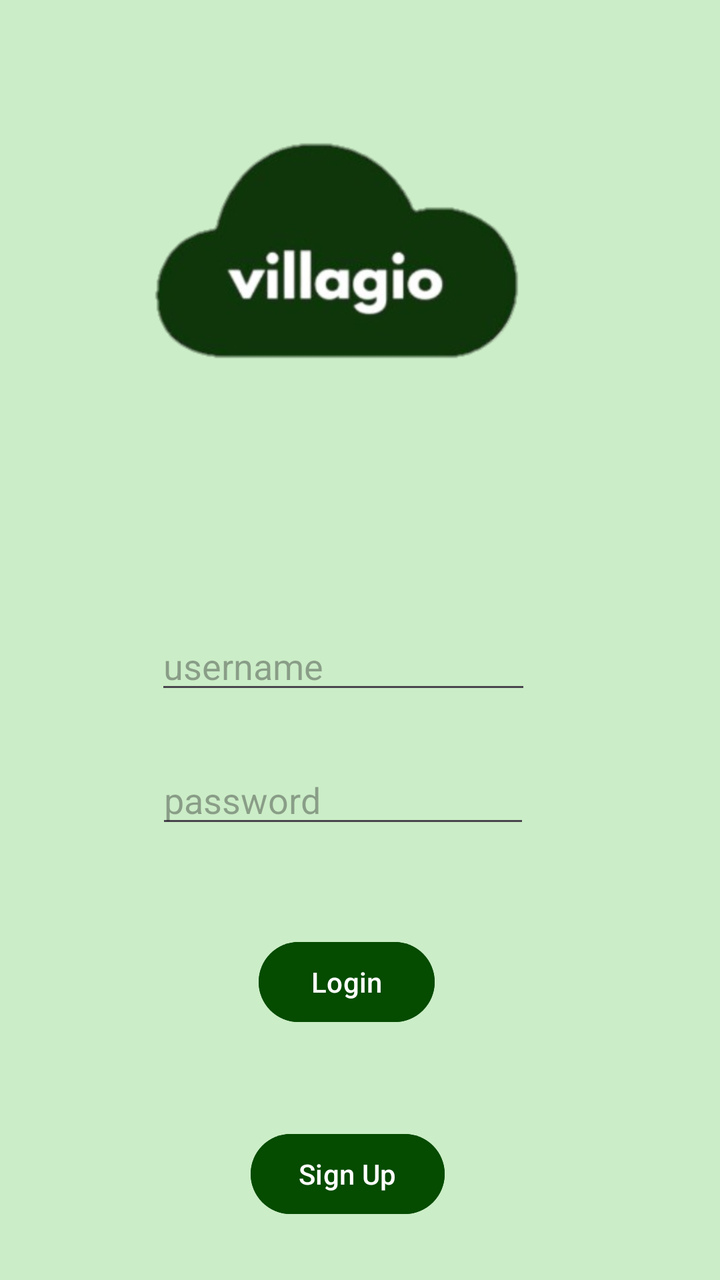
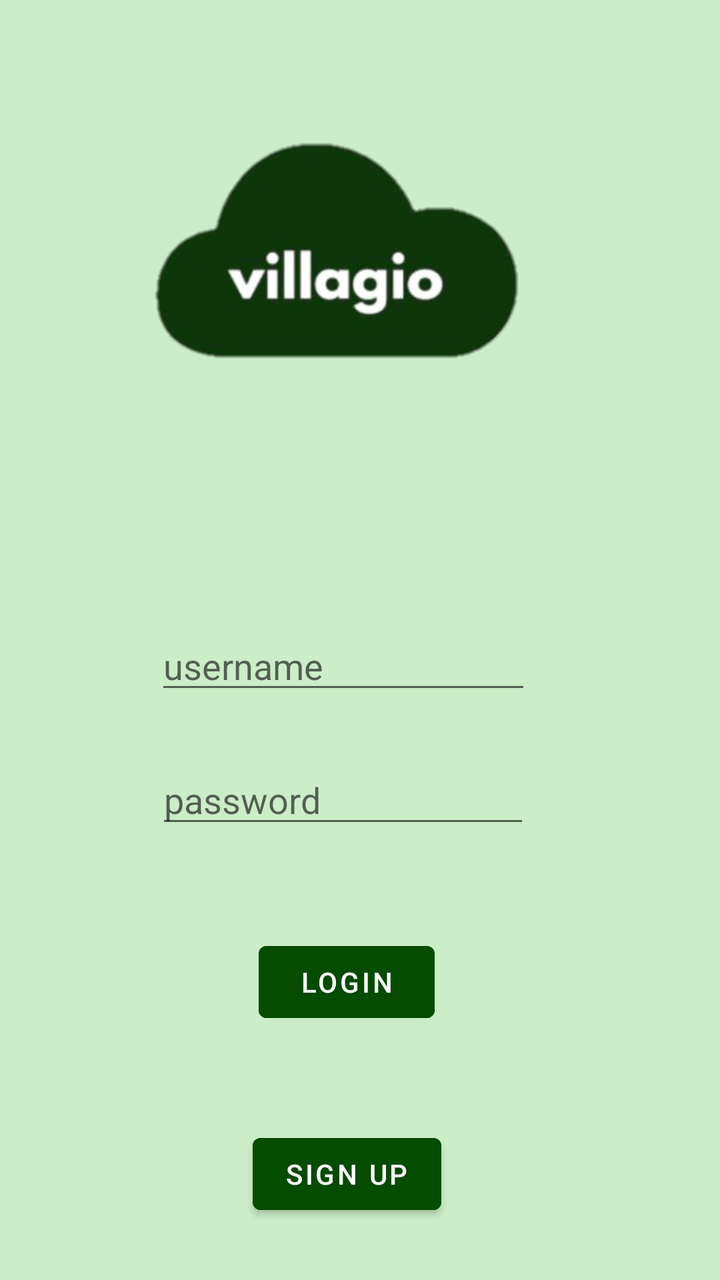

The first picture is an Android layout as it rendered before a commit; the second is the same layout after the commit. The layout source and the unified diff follow.
<!-- AndroidManifest.xml: application theme Theme.Elincortis -->
<!-- res/layout/activity_auth.xml -->
<?xml version="1.0" encoding="utf-8"?>
<androidx.constraintlayout.widget.ConstraintLayout
    xmlns:android="http://schemas.android.com/apk/res/android"
    xmlns:tools="http://schemas.android.com/tools"
    xmlns:app="http://schemas.android.com/apk/res-auto"
    android:id="@+id/main"
    android:layout_width="match_parent"
    android:layout_height="match_parent"
    android:background="#CBEDC7"
    tools:context=".pertemuan6.AuthActivity">

    <ImageView
        android:id="@+id/imageView2"
        android:layout_width="0dp"
        android:layout_height="216dp"
        app:layout_constraintBottom_toBottomOf="parent"
        app:layout_constraintEnd_toEndOf="parent"
        app:layout_constraintHorizontal_bias="0.465"
        app:layout_constraintStart_toStartOf="parent"
        app:layout_constraintTop_toTopOf="parent"
        app:layout_constraintVertical_bias="0.111"
        app:srcCompat="@drawable/logo" />

    <EditText
        android:id="@+id/inputUsername"
        android:layout_width="188dp"
        android:layout_height="37dp"
        android:layout_marginTop="52dp"
        android:ems="10"
        android:hint="username"
        android:inputType="text"
        app:layout_constraintEnd_toEndOf="parent"
        app:layout_constraintHorizontal_bias="0.452"
        app:layout_constraintStart_toStartOf="parent"
        app:layout_constraintTop_toBottomOf="@+id/imageView2" />

    <Button
        android:id="@+id/button2"
        android:layout_width="wrap_content"
        android:layout_height="wrap_content"
        android:layout_marginTop="48dp"
        android:text="Login"
        android:backgroundTint="#054B00"
        app:layout_constraintEnd_toEndOf="parent"
        app:layout_constraintHorizontal_bias="0.476"
        app:layout_constraintStart_toStartOf="parent"
        app:layout_constraintTop_toBottomOf="@+id/inputPw" />

    <EditText
        android:id="@+id/inputPw"
        android:layout_width="187dp"
        android:layout_height="39dp"
        android:layout_marginTop="28dp"
        android:ems="10"
        android:hint="password"
        android:inputType="text"
        app:layout_constraintEnd_toEndOf="parent"
        app:layout_constraintHorizontal_bias="0.45"
        app:layout_constraintStart_toStartOf="parent"
        app:layout_constraintTop_toBottomOf="@+id/inputUsername" />

    <Button
        android:id="@+id/signup"
        android:layout_width="wrap_content"
        android:layout_height="wrap_content"
        android:layout_marginTop="48dp"
        android:backgroundTint="#054B00"
        android:text="Sign Up"
        app:layout_constraintEnd_toEndOf="parent"
        app:layout_constraintHorizontal_bias="0.476"
        app:layout_constraintStart_toStartOf="parent"
        app:layout_constraintTop_toBottomOf="@+id/button2" />
</androidx.constraintlayout.widget.ConstraintLayout>
<!-- resources referenced by this layout -->
<resources>
  <!-- drawable logo: png bitmap (drawable, 31883 bytes) -->
  <style name="Theme.Elincortis" parent="Base.Theme.Elincortis" />
  <style name="Base.Theme.Elincortis" parent="Theme.Material3.DayNight.NoActionBar">
          
          
      </style>
</resources>

<!-- the commit's change to res/layout/activity_auth.xml (unified diff, before → after) -->
@@ -7,7 +7,7 @@
     android:layout_width="match_parent"
     android:layout_height="match_parent"
     android:background="#CBEDC7"
-    tools:context=".pertemuan6.AuthActivity">
+    tools:context=".Home.pertemuan6.AuthActivity">
 
     <ImageView
         android:id="@+id/imageView2"
<!-- resource entries referenced after the edit -->
@@ -2,9 +2,43 @@
 <resources>
   <!-- drawable logo: png bitmap (drawable, 31883 bytes) -->
   <style name="Theme.Elincortis" parent="Base.Theme.Elincortis" />
-  <style name="Base.Theme.Elincortis" parent="Theme.Material3.DayNight.NoActionBar">
+  <style name="Base.Theme.Elincortis" parent="Theme.MaterialComponents.DayNight.NoActionBar">
+  
           
+          <item name="colorPrimary">@color/sage_primary</item>
+          <item name="colorPrimaryVariant">@color/sage_toolbar_dark</item>
+          <item name="colorOnPrimary">@color/sage_on_primary</item>
+  
           
+          <item name="colorSecondary">@color/sage_accent</item>
+          <item name="colorSecondaryVariant">@color/sage_secondary</item>
+          <item name="colorOnSecondary">@color/sage_on_secondary</item>
+  
+          
+          <item name="android:colorBackground">@color/sage_background</item>
+          <item name="colorOnBackground">@color/sage_on_background</item>
+          <item name="colorSurface">@color/sage_surface</item>
+          <item name="colorOnSurface">@color/sage_on_surface</item>
+  
+          
+          <item name="colorError">@color/sage_error</item>
+          <item name="colorOnError">@color/sage_on_error</item>
+  
+          
+          <item name="android:statusBarColor">@color/sage_toolbar_dark</item>
+          <item name="android:navigationBarColor">@color/sage_surface</item>
       </style>
+  <color name="sage_primary">#6B7F5D</color>
+  <color name="sage_toolbar_dark">#526140</color>
+  <color name="sage_on_primary">#FFFFFF</color>
+  <color name="sage_accent">#8BA870</color>
+  <color name="sage_secondary">#58624B</color>
+  <color name="sage_on_secondary">#FFFFFF</color>
+  <color name="sage_background">#F8FAF5</color>
+  <color name="sage_on_background">#1A1C18</color>
+  <color name="sage_surface">#F8FAF5</color>
+  <color name="sage_on_surface">#1A1C18</color>
+  <color name="sage_error">#BA1A1A</color>
+  <color name="sage_on_error">#FFFFFF</color>
 </resources>
 
